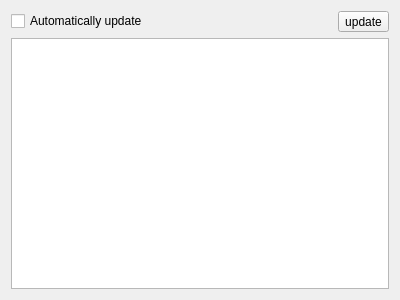
Old version of the form words/part/dockers/KWRdfDocker.ui in the repository KDE/calligra.
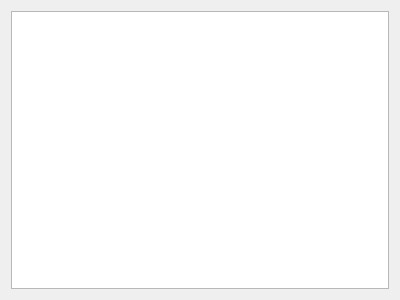
New version of the form. Custom widgets are drawn as their Qt base class.

```diff
--- a/words/part/dockers/KWRdfDocker.ui
+++ b/words/part/dockers/KWRdfDocker.ui
@@ -26,24 +26,6 @@
      </column>
     </widget>
    </item>
-   <item row="1" column="0">
-    <layout class="QHBoxLayout" name="horizontalLayout">
-     <item>
-      <widget class="QCheckBox" name="autoRefresh">
-       <property name="text">
-        <string>Automatically update</string>
-       </property>
-      </widget>
-     </item>
-     <item>
-      <widget class="QToolButton" name="refresh">
-       <property name="text">
-        <string>update</string>
-       </property>
-      </widget>
-     </item>
-    </layout>
-   </item>
   </layout>
  </widget>
  <customwidgets>
```
